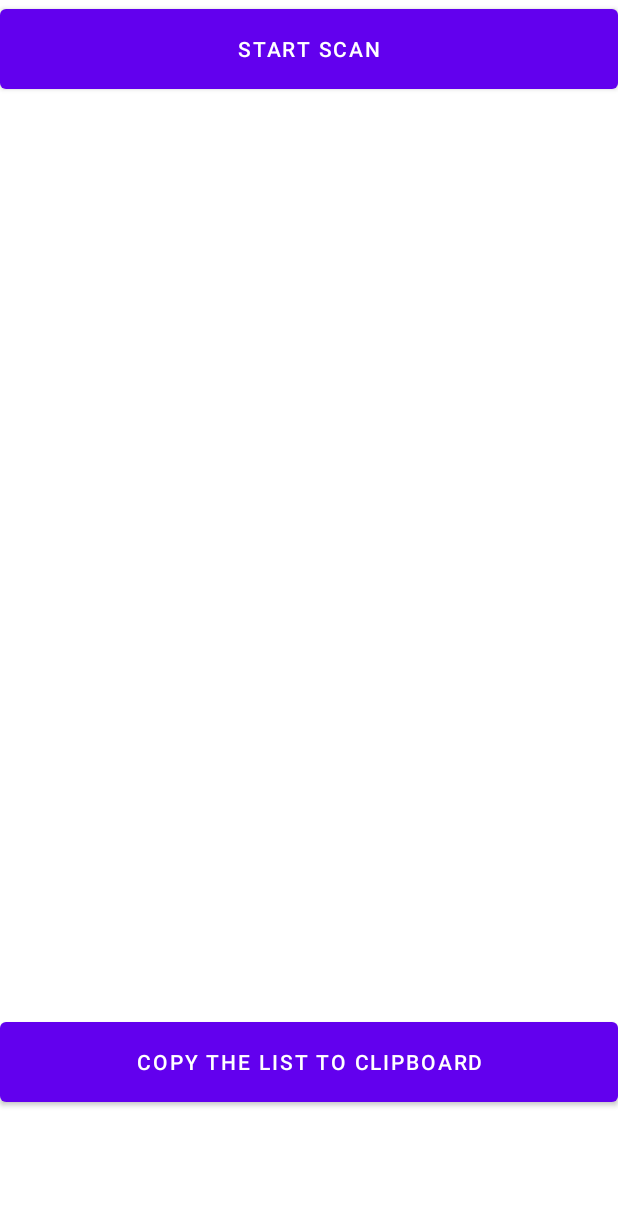
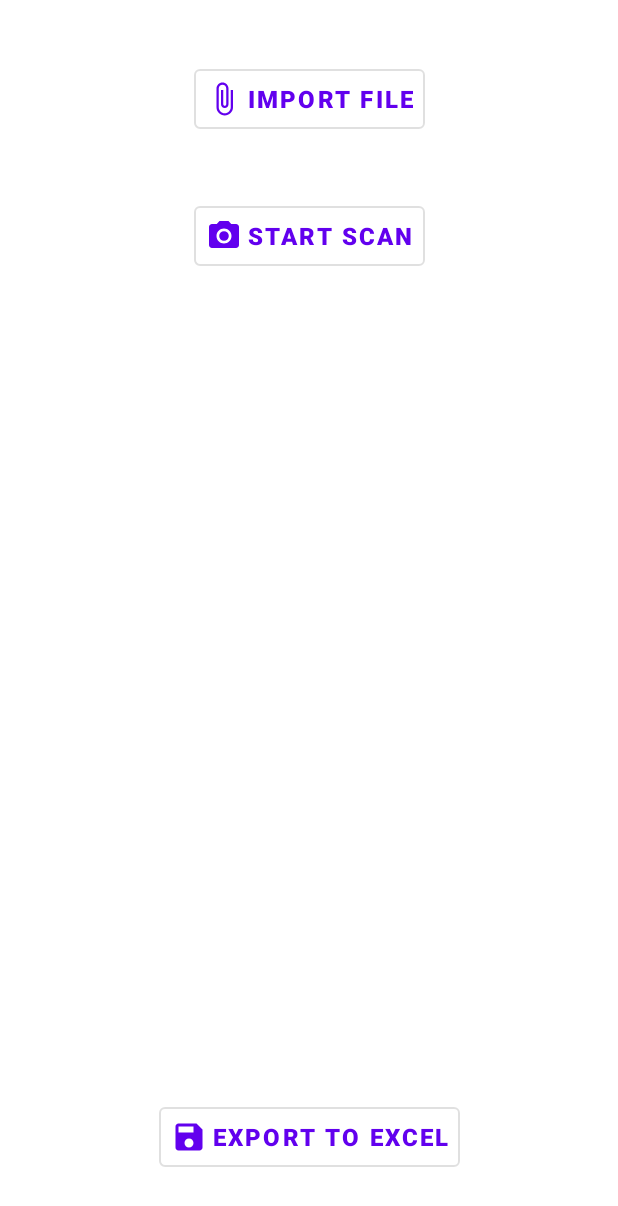
Before and after one commit to galbarak161/BarcodeScannerApp, an Android app: the layout activity_main.xml on its own in the app's theme, with its tools: preview values and no code run, on a phone screen of 412 x 824 dp. Shown: the top 1206 px of the screen. Run offline under Robolectric (Android 15) with nearby library versions, the phone set to English and light mode, and no system bars.

Commit message:
Update MainActivity view

```diff
--- /dev/null
+++ b/app/src/main/java/com/example/barcodescanner/RecyclerViewAdapter.java
@@ -0,0 +1,78 @@
+package com.example.barcodescanner;
+
+import android.content.Context;
+import android.view.LayoutInflater;
+import android.view.View;
+import android.view.ViewGroup;
+import android.widget.TextView;
+
+import androidx.annotation.NonNull;
+import androidx.recyclerview.widget.RecyclerView;
+
+import java.util.List;
+
+public class RecyclerViewAdapter extends RecyclerView.Adapter<RecyclerViewAdapter.ViewHolder> {
+
+    private List<String> mData;
+    private LayoutInflater mInflater;
+    private ItemClickListener mClickListener;
+
+    // data is passed into the constructor
+    RecyclerViewAdapter(Context context, List<String> data) {
+        this.mInflater = LayoutInflater.from(context);
+        this.mData = data;
+    }
+
+    // inflates the row layout from xml when needed
+    @NonNull
+    @Override
+    public ViewHolder onCreateViewHolder(@NonNull ViewGroup parent, int viewType) {
+        View view = mInflater.inflate(R.layout.recyclerview_row, parent, false);
+        return new ViewHolder(view);
+    }
+
+    // binds the data to the TextView in each row
+    @Override
+    public void onBindViewHolder(ViewHolder holder, int position) {
+        String animal = mData.get(position);
+        holder.myTextView.setText(animal);
+    }
+
+    // total number of rows
+    @Override
+    public int getItemCount() {
+        return mData.size();
+    }
+
+
+    // stores and recycles views as they are scrolled off screen
+    public class ViewHolder extends RecyclerView.ViewHolder implements View.OnClickListener {
+        TextView myTextView;
+
+        ViewHolder(View itemView) {
+            super(itemView);
+            myTextView = itemView.findViewById(R.id.barcodeNumber);
+            itemView.setOnClickListener(this);
+        }
+
+        @Override
+        public void onClick(View view) {
+            if (mClickListener != null) mClickListener.onItemClick(view, getAdapterPosition());
+        }
+    }
+
+    // convenience method for getting data at click position
+    String getItem(int id) {
+        return mData.get(id);
+    }
+
+    // allows clicks events to be caught
+    void setClickListener(ItemClickListener itemClickListener) {
+        this.mClickListener = itemClickListener;
+    }
+
+    // parent activity will implement this method to respond to click events
+    public interface ItemClickListener {
+        void onItemClick(View view, int position);
+    }
+}
--- /dev/null
+++ b/app/src/main/res/drawable-v24/ic_share.xml
@@ -0,0 +1,10 @@
+<vector xmlns:android="http://schemas.android.com/apk/res/android"
+    android:width="24dp"
+    android:height="24dp"
+    android:viewportWidth="24"
+    android:viewportHeight="24"
+    android:tint="?attr/colorControlNormal">
+    <path
+        android:fillColor="@android:color/white"
+        android:pathData="M18,16.08c-0.76,0 -1.44,0.3 -1.96,0.77L8.91,12.7c0.05,-0.23 0.09,-0.46 0.09,-0.7s-0.04,-0.47 -0.09,-0.7l7.05,-4.11c0.54,0.5 1.25,0.81 2.04,0.81 1.66,0 3,-1.34 3,-3s-1.34,-3 -3,-3 -3,1.34 -3,3c0,0.24 0.04,0.47 0.09,0.7L8.04,9.81C7.5,9.31 6.79,9 6,9c-1.66,0 -3,1.34 -3,3s1.34,3 3,3c0.79,0 1.5,-0.31 2.04,-0.81l7.12,4.16c-0.05,0.21 -0.08,0.43 -0.08,0.65 0,1.61 1.31,2.92 2.92,2.92 1.61,0 2.92,-1.31 2.92,-2.92s-1.31,-2.92 -2.92,-2.92z"/>
+</vector>
--- /dev/null
+++ b/app/src/main/res/drawable/ic_attach_file.xml
@@ -0,0 +1,5 @@
+<vector android:height="24dp" android:tint="#000000"
+    android:viewportHeight="24" android:viewportWidth="24"
+    android:width="24dp" xmlns:android="http://schemas.android.com/apk/res/android">
+    <path android:fillColor="@android:color/white" android:pathData="M16.5,6v11.5c0,2.21 -1.79,4 -4,4s-4,-1.79 -4,-4V5c0,-1.38 1.12,-2.5 2.5,-2.5s2.5,1.12 2.5,2.5v10.5c0,0.55 -0.45,1 -1,1s-1,-0.45 -1,-1V6H10v9.5c0,1.38 1.12,2.5 2.5,2.5s2.5,-1.12 2.5,-2.5V5c0,-2.21 -1.79,-4 -4,-4S7,2.79 7,5v12.5c0,3.04 2.46,5.5 5.5,5.5s5.5,-2.46 5.5,-5.5V6h-1.5z"/>
+</vector>
--- /dev/null
+++ b/app/src/main/res/drawable/ic_camera.xml
@@ -0,0 +1,6 @@
+<vector android:height="24dp" android:tint="#000000"
+    android:viewportHeight="24" android:viewportWidth="24"
+    android:width="24dp" xmlns:android="http://schemas.android.com/apk/res/android">
+    <path android:fillColor="@android:color/white" android:pathData="M12,12m-3.2,0a3.2,3.2 0,1 1,6.4 0a3.2,3.2 0,1 1,-6.4 0"/>
+    <path android:fillColor="@android:color/white" android:pathData="M9,2L7.17,4L4,4c-1.1,0 -2,0.9 -2,2v12c0,1.1 0.9,2 2,2h16c1.1,0 2,-0.9 2,-2L22,6c0,-1.1 -0.9,-2 -2,-2h-3.17L15,2L9,2zM12,17c-2.76,0 -5,-2.24 -5,-5s2.24,-5 5,-5 5,2.24 5,5 -2.24,5 -5,5z"/>
+</vector>
--- /dev/null
+++ b/app/src/main/res/drawable/ic_save.xml
@@ -0,0 +1,10 @@
+<vector xmlns:android="http://schemas.android.com/apk/res/android"
+    android:width="24dp"
+    android:height="24dp"
+    android:tint="#000000"
+    android:viewportWidth="24"
+    android:viewportHeight="24">
+    <path
+        android:fillColor="@android:color/white"
+        android:pathData="M17,3L5,3c-1.11,0 -2,0.9 -2,2v14c0,1.1 0.89,2 2,2h14c1.1,0 2,-0.9 2,-2L21,7l-4,-4zM12,19c-1.66,0 -3,-1.34 -3,-3s1.34,-3 3,-3 3,1.34 3,3 -1.34,3 -3,3zM15,9L5,9L5,5h10v4z" />
+</vector>
--- a/app/src/main/res/layout/activity_main.xml
+++ b/app/src/main/res/layout/activity_main.xml
@@ -1,26 +1,93 @@
 <?xml version="1.0" encoding="utf-8"?>
-<LinearLayout xmlns:android="http://schemas.android.com/apk/res/android"
-    xmlns:tools="http://schemas.android.com/tools"
-    android:layout_width="fill_parent"
-    android:layout_height="fill_parent"
-    android:orientation="vertical"
-    tools:context=".MainActivity">
+<layout>
+    <androidx.constraintlayout.widget.ConstraintLayout
+        xmlns:android="http://schemas.android.com/apk/res/android"
+        xmlns:app="http://schemas.android.com/apk/res-auto"
+        xmlns:tools="http://schemas.android.com/tools"
+        android:id="@+id/constraint_layout"
+        android:layout_width="match_parent"
+        android:layout_height="match_parent"
+        tools:context=".MainActivity">
 
-    <Button
-        android:id="@+id/bt_scan"
-        android:layout_width="fill_parent"
-        android:layout_height="65dp"
-        android:text="@string/button_firstClick" />
+        <com.google.android.material.button.MaterialButton
+            android:id="@+id/import_file_button"
+            android:layout_width="wrap_content"
+            android:layout_height="wrap_content"
 
-    <ListView
-        android:id="@android:id/list"
-        android:layout_width="wrap_content"
-        android:layout_height="610dp"
-        android:drawSelectorOnTop="false" />
+            android:text="@string/button_importSourceFile"
+            android:textStyle="bold"
+            android:padding="@dimen/dp_8"
+            android:textSize="@dimen/sp_16"
 
-    <Button
-        android:id="@+id/bt_copyList"
-        android:layout_width="fill_parent"
-        android:layout_height="65dp"
-        android:text="@string/button_copyClick" />
-</LinearLayout>
+            app:layout_constraintStart_toStartOf="parent"
+            app:layout_constraintEnd_toEndOf="parent"
+            app:layout_constraintTop_toTopOf="parent"
+            app:layout_constraintBottom_toTopOf="@id/bt_scan"
+            app:icon="@drawable/ic_attach_file"
+            style="@style/Widget.MaterialComponents.Button.OutlinedButton.Icon"/>
+
+        <com.google.android.material.button.MaterialButton
+            android:id="@+id/bt_scan"
+            android:layout_width="wrap_content"
+            android:layout_height="wrap_content"
+
+            android:text=  "@string/button_firstClick"
+            android:textStyle="bold"
+            android:padding="@dimen/dp_8"
+            android:textSize="@dimen/sp_16"
+
+            app:layout_constraintStart_toStartOf="parent"
+            app:layout_constraintEnd_toEndOf="parent"
+            app:layout_constraintTop_toBottomOf="@id/import_file_button"
+            app:layout_constraintBottom_toTopOf="@id/display_barcodes_recycler_view"
+            app:icon="@drawable/ic_camera"
+            style="@style/Widget.MaterialComponents.Button.OutlinedButton.Icon"/>
+
+        <androidx.recyclerview.widget.RecyclerView
+            android:id="@+id/display_barcodes_recycler_view"
+            android:layout_width="@dimen/dp_0"
+            android:layout_height="@dimen/dp_0"
+            app:layout_constraintHeight_percent="0.55"
+
+            android:visibility="invisible"
+
+            android:layout_margin="@dimen/dp_8"
+
+            app:layout_constraintStart_toStartOf="parent"
+            app:layout_constraintEnd_toEndOf="parent"
+            app:layout_constraintTop_toBottomOf="@id/bt_scan"
+            app:layout_constraintBottom_toTopOf="@id/bt_save"
+
+            app:layout_constraintBottom_toBottomOf="parent"/>
+
+        <com.google.android.material.button.MaterialButton
+            android:id="@+id/bt_save"
+            android:layout_width="wrap_content"
+            android:layout_height="wrap_content"
+
+            android:text=  "@string/button_save"
+            android:textStyle="bold"
+            android:padding="@dimen/dp_8"
+            android:textSize="@dimen/sp_16"
+
+            app:layout_constraintStart_toStartOf="parent"
+            app:layout_constraintEnd_toEndOf="parent"
+            app:layout_constraintTop_toBottomOf="@id/display_barcodes_recycler_view"
+            app:layout_constraintBottom_toBottomOf="parent"
+
+            app:icon="@drawable/ic_save"
+            style="@style/Widget.MaterialComponents.Button.OutlinedButton.Icon"/>
+
+        <!--<com.google.android.material.floatingactionbutton.FloatingActionButton
+            android:id="@+id/floating_button_share_excel"
+            android:layout_width="wrap_content"
+            android:layout_height="wrap_content"
+            android:layout_margin="@dimen/dp_16"
+            android:contentDescription="@string/app_name"
+
+            android:src="@drawable/ic_share"
+            app:layout_constraintEnd_toEndOf="parent"
+            app:layout_constraintBottom_toBottomOf="parent"/>-->
+
+    </androidx.constraintlayout.widget.ConstraintLayout>
+</layout>
--- /dev/null
+++ b/app/src/main/res/layout/recyclerview_row.xml
@@ -0,0 +1,15 @@
+<?xml version="1.0" encoding="utf-8"?>
+<LinearLayout
+    xmlns:android="http://schemas.android.com/apk/res/android"
+    android:layout_width="match_parent"
+    android:layout_height="wrap_content"
+    android:orientation="horizontal"
+    android:padding="10dp">
+
+    <TextView
+        android:id="@+id/barcodeNumber"
+        android:layout_width="wrap_content"
+        android:layout_height="wrap_content"
+        android:textSize="20sp"/>
+
+</LinearLayout>
--- a/app/src/main/res/values/AppContent.xml
+++ b/app/src/main/res/values/AppContent.xml
@@ -2,5 +2,6 @@
 <resources>
     <string name="button_firstClick">Start scan</string>
     <string name="button_secondClick">Scan again</string>
-    <string name="button_copyClick">Copy the list to clipboard</string>
+    <string name="button_importSourceFile">Import file</string>
+    <string name="button_save">Export to Excel</string>
 </resources>
--- /dev/null
+++ b/app/src/main/res/values/dimens.xml
@@ -0,0 +1,9 @@
+<?xml version="1.0" encoding="utf-8"?>
+<resources>
+    <dimen name="sp_16">16sp</dimen>
+    <dimen name="dp_8">8dp</dimen>
+    <dimen name="dp_0">0dp</dimen>
+    <dimen name="dp_4">4dp</dimen>
+    <dimen name="sp_12">12sp</dimen>
+    <dimen name="dp_16">16dp</dimen>
+</resources>
```
